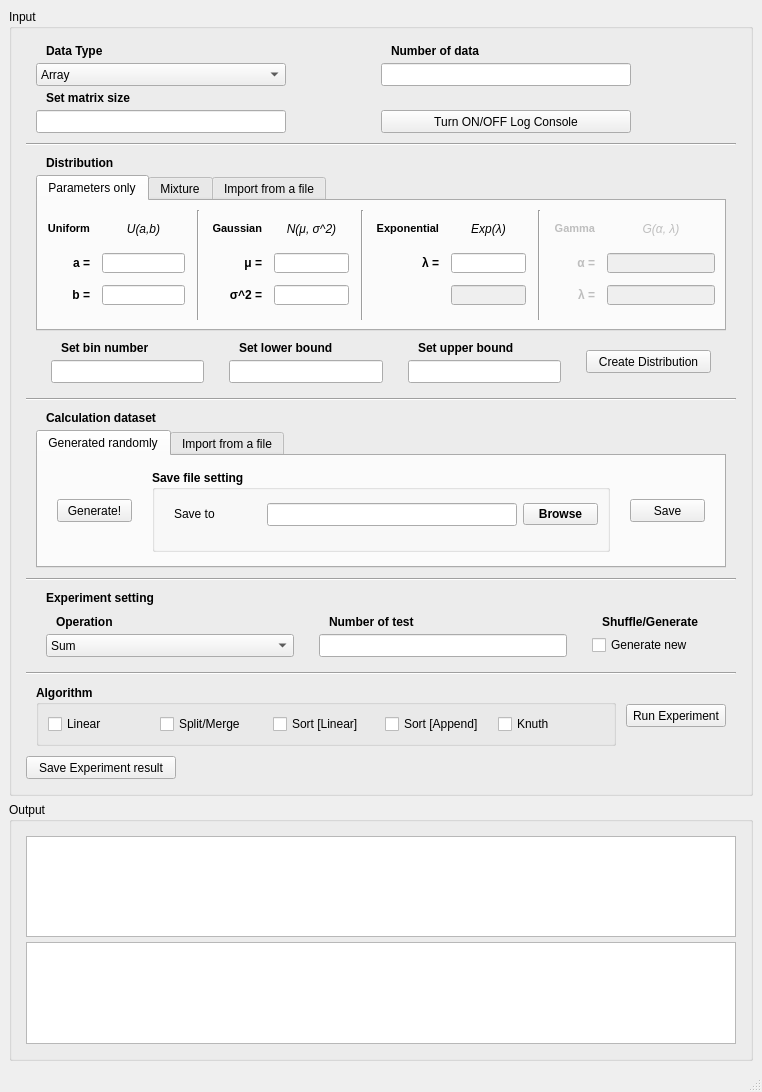
Above: src/mainwindow.ui from hungnv-sr/Map-Reduce-USTH-M1-2019 before the change. Below: the same form after it.
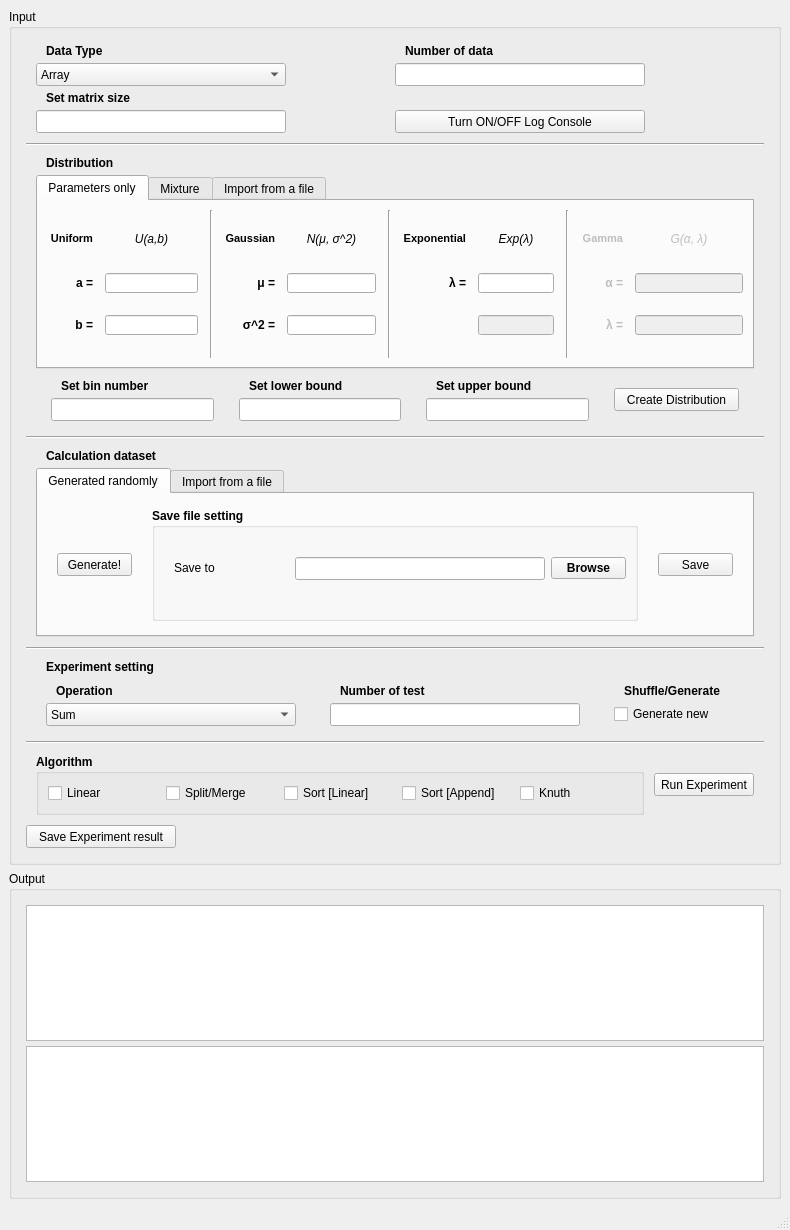
That is the form after the change. The open tabs and pages were chosen to show the change.

Diff of the .ui file:
```diff
--- a/src/mainwindow.ui
+++ b/src/mainwindow.ui
@@ -6,8 +6,8 @@
    <rect>
     <x>0</x>
     <y>0</y>
-    <width>762</width>
-    <height>1092</height>
+    <width>790</width>
+    <height>1230</height>
    </rect>
   </property>
   <property name="windowTitle">
```
Left out of the diff: 6 changed lines with no effect on the pictures.
